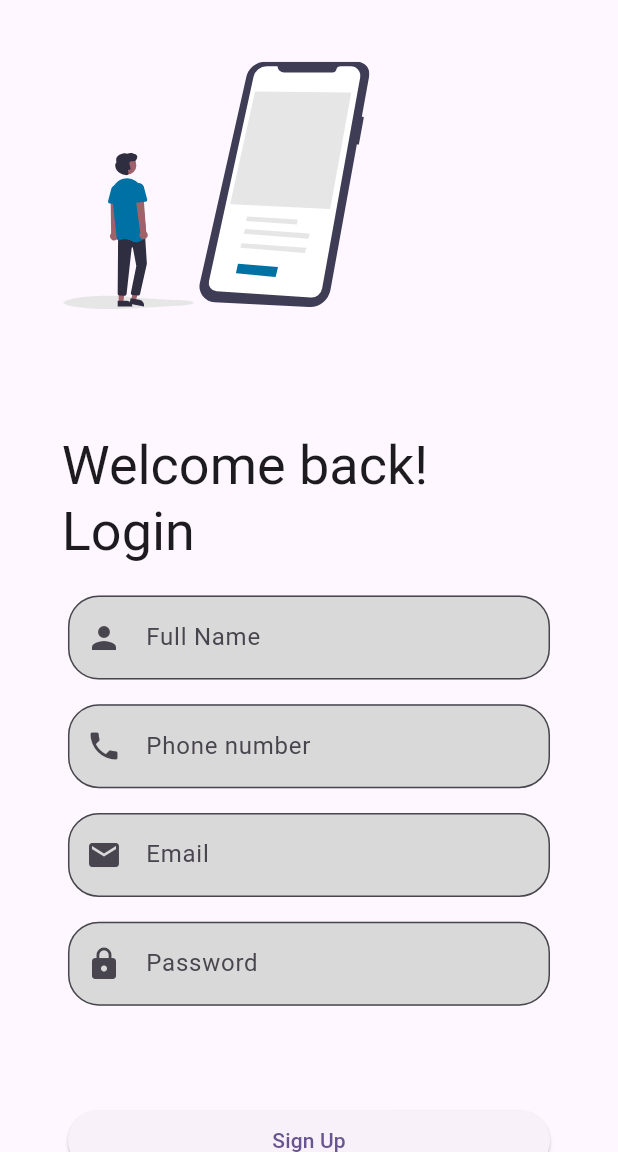
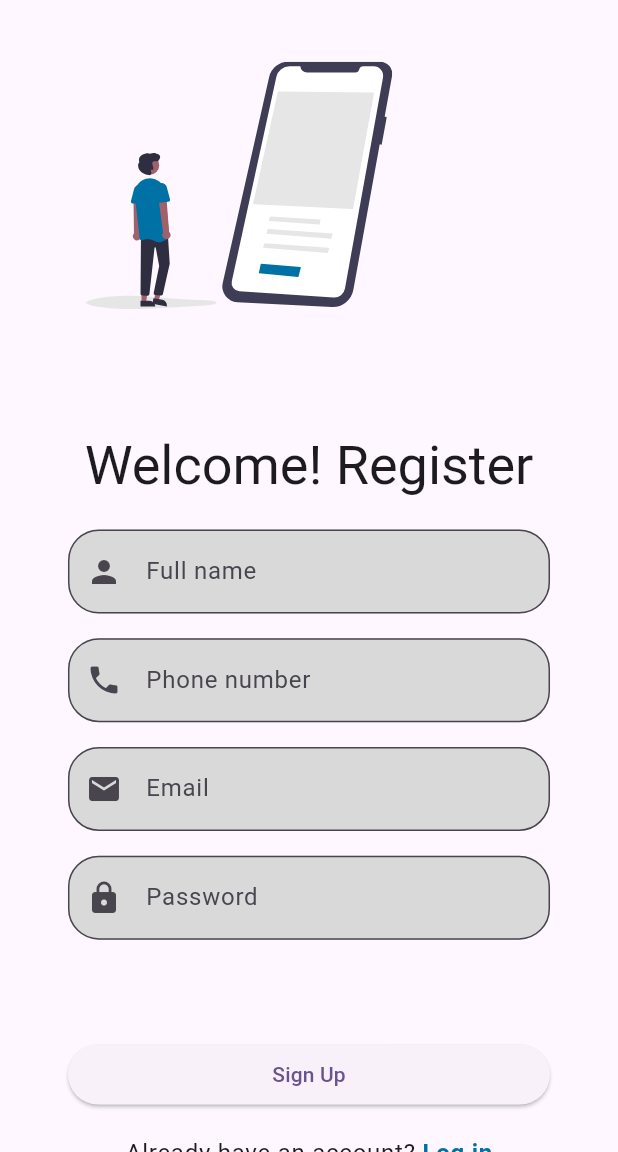
Before and after one commit to Boahen123/logsys, a Flutter app: the screen it shows after launch, on a phone screen of 412 x 824 dp, the part 84-1236 px from its top. Run offline on Flutter 3.47's test engine with Material 3 defaults, Android fonts, the light colour scheme and no system bars; our stand-ins replace flutter_svg, get.

Commit message:
writing various texts in the app in single files

```diff
--- a/lib/utils/constants/app_texts.dart
+++ /dev/null
@@ -1 +0,0 @@
-// Strings for various texts in the app
--- /dev/null
+++ b/lib/utils/constants/register_texts.dart
@@ -0,0 +1,22 @@
+// Strings for various texts in the app
+
+/// `Welcome! Register` header text
+const String registerText = 'Welcome! Register';
+
+/// `Full name` text
+const String fullNametext = 'Full name';
+
+/// `Phone Number` text
+const String phoneNumbertext = 'Phone number';
+
+/// `Email` text
+const String emailtext = 'Email';
+
+/// `Password` text
+const String passwordtext = 'Password';
+
+/// `register` text
+const String registertext = 'Register';
+
+/// `Already have an account?` text
+const String alreadyHaveAnAcounttext = 'Already have an account?';
--- a/lib/views/common_widgets/form_footer.dart
+++ b/lib/views/common_widgets/form_footer.dart
@@ -1,5 +1,6 @@
 import 'package:flutter/material.dart';
 import 'package:get/get.dart';
+import 'package:logsys/utils/constants/colors.dart';
 
 /// The `FormFooterWidget` class displays a form footer with options for
 /// alternative authentication methods.
@@ -30,8 +31,8 @@
               children: [
                 TextSpan(
                   text: auth,
-                  style: const TextStyle(
-                      fontWeight: FontWeight.bold, color: Colors.blue),
+                  style:
+                      TextStyle(fontWeight: FontWeight.bold, color: appcolor1),
                 ),
               ],
             ),
--- a/lib/views/register/register_screen.dart
+++ b/lib/views/register/register_screen.dart
@@ -1,7 +1,6 @@
 import 'package:flutter/material.dart';
-import 'package:get/get.dart';
-import 'package:logsys/utils/constants/colors.dart';
 import 'package:logsys/utils/constants/image_strings.dart';
+import 'package:logsys/utils/constants/register_texts.dart';
 import 'package:logsys/views/common_widgets/appbar.dart';
 import 'package:logsys/views/common_widgets/form_footer.dart';
 import 'package:logsys/views/common_widgets/form_header.dart';
@@ -16,8 +15,7 @@
   @override
   Widget build(BuildContext context) {
     final Size size = MediaQuery.of(context).size;
-    return SafeArea(
-        child: Scaffold(
+    return Scaffold(
         appBar: customAppBar(),
         body: SingleChildScrollView(
             child: Container(
@@ -27,13 +25,13 @@
                     children: [
                       FormHeaderWidget(
                         image: registerImage,
-                            title: 'Welcome back! Login',
+                        title: registerText,
                       ),
                       RegisterFormWidget(),
                       FormFooterWidget(
-                              alt: 'Already have an account?',
+                          alt: alreadyHaveAnAcounttext,
                           auth: ' Log in',
                           to: 'login')
-                        ])))));
+                    ]))));
   }
 }
--- a/lib/views/register/widgets/register_form_widget.dart
+++ b/lib/views/register/widgets/register_form_widget.dart
@@ -1,6 +1,7 @@
 import 'package:flutter/material.dart';
 import 'package:get/get.dart';
 import 'package:logsys/utils/constants/colors.dart';
+import 'package:logsys/utils/constants/register_texts.dart';
 
 /// The `SignUpFormWidget` class displays a form for signing up with fields
 /// for full name, email, phone number, and password.
@@ -30,22 +31,22 @@
               SizedBox(height: size.height * 0.02),
               const CustomFormField(
                 icon: Icons.person,
-                fieldName: 'Full Name',
+                fieldName: fullNametext,
               ),
               SizedBox(height: size.height * 0.02),
               const CustomFormField(
                 icon: Icons.phone,
-                fieldName: 'Phone number',
+                fieldName: phoneNumbertext,
               ),
               SizedBox(height: size.height * 0.02),
               const CustomFormField(
                 icon: Icons.email,
-                fieldName: 'Email',
+                fieldName: emailtext,
               ),
               SizedBox(height: size.height * 0.02),
               const CustomFormField(
                 icon: Icons.lock,
-                fieldName: 'Password',
+                fieldName: passwordtext,
               ),
               SizedBox(height: size.height * 0.08),
               SizedBox(
```
Also changed, not shown: 1 other file. Lines whose indentation alone changed are shown as unchanged.
